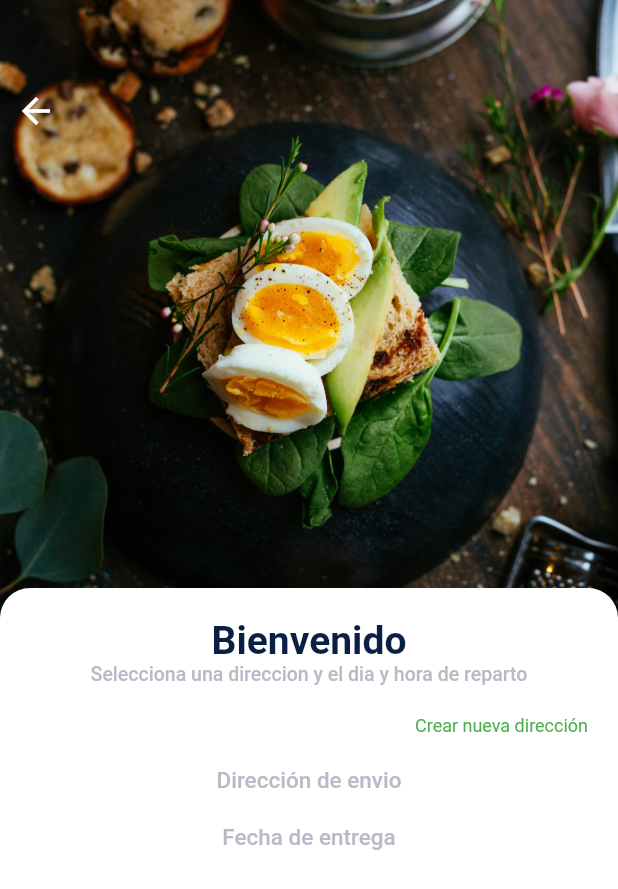
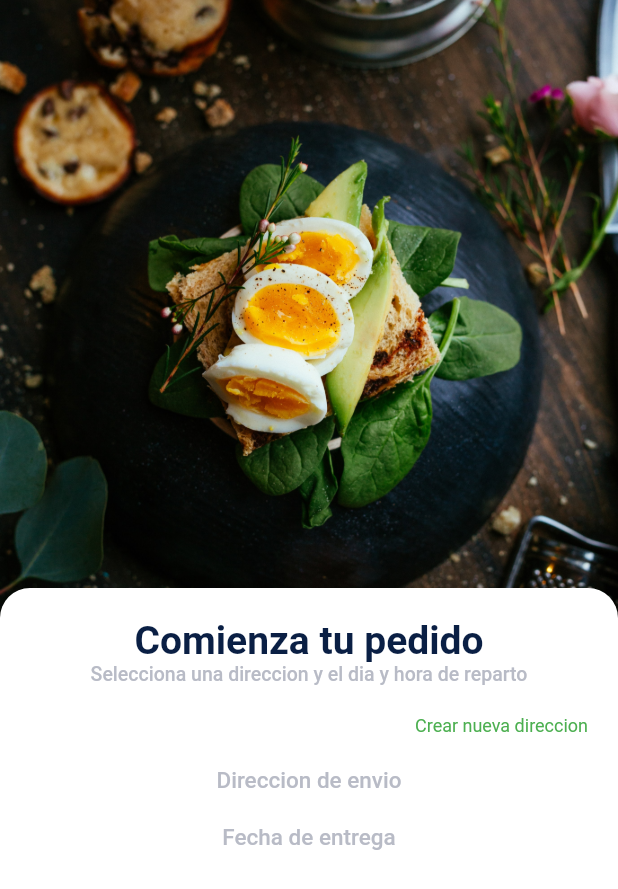
Before and after one commit to firthunsPHP/delibery_app_flutter, a Flutter app: the screen it shows after launch, after a tap on "Entrar", on a phone screen of 412 x 824 dp. Shown: the top 889 px of the screen. Run offline on Flutter 3.47's test engine with Material 2 defaults, Android fonts, the light colour scheme and no system bars; our stand-ins replace form_validator, modal_bottom_sheet, shared_preferences; network calls fail.

Commit message:
sesion clase dia 07/02/2022, corrección de errores.

```diff
--- /dev/null
+++ b/lib/models/direcciones/direccione.dart
@@ -0,0 +1,60 @@
+import 'dart:convert';
+
+import 'municipio.dart';
+import 'provincia.dart';
+
+class Direccion {
+  int? id;
+  String? calle;
+  String? numero;
+  String? puertaPisoEscalera;
+  int? codPostal;
+  Municipio? municipio;
+  Provincia? provincia;
+
+  Direccion({
+    this.id,
+    this.calle,
+    this.numero,
+    this.puertaPisoEscalera,
+    this.codPostal,
+    this.municipio,
+    this.provincia,
+  });
+
+  factory Direccion.fromMap(Map<String, dynamic> data) => Direccion(
+        id: data['id'] as int?,
+        calle: data['calle'] as String?,
+        numero: data['numero'] as String?,
+        puertaPisoEscalera: data['puertaPisoEscalera'] as String?,
+        codPostal: data['codPostal'] as int?,
+        municipio: data['municipio'] == null
+            ? null
+            : Municipio.fromMap(data['municipio'] as Map<String, dynamic>),
+        provincia: data['provincia'] == null
+            ? null
+            : Provincia.fromMap(data['provincia'] as Map<String, dynamic>),
+      );
+
+  Map<String, dynamic> toMap() => {
+        'id': id,
+        'calle': calle,
+        'numero': numero,
+        'puertaPisoEscalera': puertaPisoEscalera,
+        'codPostal': codPostal,
+        'municipio': municipio?.toMap(),
+        'provincia': provincia?.toMap(),
+      };
+
+  /// `dart:convert`
+  ///
+  /// Parses the string and returns the resulting Json object as [Direccione].
+  factory Direccion.fromJson(String data) {
+    return Direccion.fromMap(json.decode(data) as Map<String, dynamic>);
+  }
+
+  /// `dart:convert`
+  ///
+  /// Converts [Direccion] to a JSON string.
+  String toJson() => json.encode(toMap());
+}
--- a/lib/models/direcciones/direcciones.dart
+++ b/lib/models/direcciones/direcciones.dart
@@ -1,9 +1,10 @@
 import 'dart:convert';
-import 'direccion.dart';
 
-class Direcciones{
+import 'direccione.dart';
 
+class Direcciones {
   List<Direccion>? direcciones;
+
   Direcciones({this.direcciones});
 
   factory Direcciones.fromMap(Map<String, dynamic> data) => Direcciones(
@@ -12,15 +13,19 @@ class Direcciones{
             .toList(),
       );
 
-  Map<String, dynamic> toMap()=>{
+  Map<String, dynamic> toMap() => {
         'direcciones': direcciones?.map((e) => e.toMap()).toList(),
       };
 
+  /// `dart:convert`
+  ///
+  /// Parses the string and returns the resulting Json object as [Direcciones].
   factory Direcciones.fromJson(String data) {
-    return Direcciones.fromMap(jsonDecode(data) as Map<String, dynamic>);
+    return Direcciones.fromMap(json.decode(data) as Map<String, dynamic>);
   }
 
-  String toJson()=> json.encode(toMap());
-
-
+  /// `dart:convert`
+  ///
+  /// Converts [Direcciones] to a JSON string.
+  String toJson() => json.encode(toMap());
 }
--- a/lib/models/direcciones/municipio.dart
+++ b/lib/models/direcciones/municipio.dart
@@ -1,5 +1,30 @@
+import 'dart:convert';
 
-class Municipio{
+class Municipio {
+  int? id;
+  String? municipio;
 
+  Municipio({this.id, this.municipio});
 
+  factory Municipio.fromMap(Map<String, dynamic> data) => Municipio(
+        id: data['id'] as int?,
+        municipio: data['municipio'] as String?,
+      );
+
+  Map<String, dynamic> toMap() => {
+        'id': id,
+        'municipio': municipio,
+      };
+
+  /// `dart:convert`
+  ///
+  /// Parses the string and returns the resulting Json object as [Municipio].
+  factory Municipio.fromJson(String data) {
+    return Municipio.fromMap(json.decode(data) as Map<String, dynamic>);
+  }
+
+  /// `dart:convert`
+  ///
+  /// Converts [Municipio] to a JSON string.
+  String toJson() => json.encode(toMap());
 }
--- a/lib/models/direcciones/provincia.dart
+++ b/lib/models/direcciones/provincia.dart
@@ -1,5 +1,30 @@
+import 'dart:convert';
 
+class Provincia {
+  int? id;
+  String? provincia;
 
-class Provincia{
+  Provincia({this.id, this.provincia});
 
+  factory Provincia.fromMap(Map<String, dynamic> data) => Provincia(
+        id: data['id'] as int?,
+        provincia: data['provincia'] as String?,
+      );
+
+  Map<String, dynamic> toMap() => {
+        'id': id,
+        'provincia': provincia,
+      };
+
+  /// `dart:convert`
+  ///
+  /// Parses the string and returns the resulting Json object as [Provincia].
+  factory Provincia.fromJson(String data) {
+    return Provincia.fromMap(json.decode(data) as Map<String, dynamic>);
+  }
+
+  /// `dart:convert`
+  ///
+  /// Converts [Provincia] to a JSON string.
+  String toJson() => json.encode(toMap());
 }
--- a/lib/models/user_data.dart
+++ b/lib/models/user_data.dart
@@ -1,4 +1,36 @@
+import 'dart:convert';
 
-class User_data{
+class UserData {
+  int? id;
+  String? nombre;
+  String? apellidos;
+  String? telefono;
 
+  UserData({this.id, this.nombre, this.apellidos, this.telefono});
+
+  factory UserData.fromMap(Map<String, dynamic> data) => UserData(
+        id: data['id'] as int?,
+        nombre: data['nombre'] as String?,
+        apellidos: data['apellidos'] as String?,
+        telefono: data['telefono'] as String?,
+      );
+
+  Map<String, dynamic> toMap() => {
+        'id': id,
+        'nombre': nombre,
+        'apellidos': apellidos,
+        'telefono': telefono,
+      };
+
+  /// `dart:convert`
+  ///
+  /// Parses the string and returns the resulting Json object as [UserData].
+  factory UserData.fromJson(String data) {
+    return UserData.fromMap(json.decode(data) as Map<String, dynamic>);
+  }
+
+  /// `dart:convert`
+  ///
+  /// Converts [UserData] to a JSON string.
+  String toJson() => json.encode(toMap());
 }
--- a/lib/pages/comenzar_pedido/comenzar_pedido.dart
+++ b/lib/pages/comenzar_pedido/comenzar_pedido.dart
@@ -1,34 +1,34 @@
-import 'package:delibery_app/Widgets/backButton.dart';
 import 'package:delibery_app/config/colors/colors.dart';
 import 'package:delibery_app/pages/comenzar_pedido/provider/direcciones_provider.dart';
+
+import 'package:flutter/cupertino.dart';
 import 'package:flutter/material.dart';
 import 'package:flutter/services.dart';
+import 'package:modal_bottom_sheet/modal_bottom_sheet.dart';
+
 import 'package:provider/provider.dart';
 
-import 'modales/Add_direccion.dart';
-
+import 'modales/add_direccion.dart';
 
 class ComenzarPedido extends StatefulWidget {
-  const ComenzarPedido({Key? key}) : super(key: key);
+  ComenzarPedido({Key? key}) : super(key: key);
 
   @override
-  _ComenzarPedidoState createState() => _ComenzarPedidoState();
+  State<ComenzarPedido> createState() => _ComenzarPedidoState();
 }
 
 class _ComenzarPedidoState extends State<ComenzarPedido> {
-
   @override
   void initState() {
     // TODO: implement initState
     super.initState();
-    DireccionesProvider provider = Provider.of<DireccionesProvider>(context, listen: false);
+    DireccionesProvider provider =
+    Provider.of<DireccionesProvider>(context, listen: false);
     provider.getProvincias();
   }
 
-
   @override
   Widget build(BuildContext context) {
-
     var ancho = MediaQuery.of(context).size.width;
     var alto = MediaQuery.of(context).size.height;
 
@@ -49,10 +49,6 @@ class _ComenzarPedidoState extends State<ComenzarPedido> {
                       height: alto * 0.5,
                       fit: BoxFit.cover,
                       image: AssetImage('assets/images/login-fondo.jpeg')),
-                  Container(
-                    child: backButton(Colors.white, context),
-                    margin: EdgeInsets.only(top: 50.0),
-                  )
                 ],
               ),
               Transform.translate(
@@ -68,7 +64,7 @@ class _ComenzarPedidoState extends State<ComenzarPedido> {
                       child: Column(
                         children: [
                           Text(
-                            'Bienvenido',
+                            'Comienza tu pedido',
                             style: TextStyle(
                                 color: Theme.of(context).primaryColor,
                                 fontWeight: FontWeight.bold,
@@ -81,25 +77,23 @@ class _ComenzarPedidoState extends State<ComenzarPedido> {
                                 fontWeight: FontWeight.w500,
                                 fontSize: 13.0),
                           ),
-
                           Container(
                             margin: EdgeInsets.only(top: 20.0),
                             child: Align(
                               alignment: Alignment.centerRight,
                               child: GestureDetector(
                                 onTap: () => {
-                                      showMaterialModalBottonSheet(
-                                        expand: true,
-                                        context: (context) => AddDireccion(),
-                                        builder: builder
+                                  showMaterialModalBottomSheet(
+                                    expand: false,
+                                    context: context,
+                                    builder: (context) => AddDireccion(),
                                   )
                                 },
-                                child: Text('Crear nueva dirección',
+                                child: Text('Crear nueva direccion',
                                     style: TextStyle(
                                         color: Colors.green,
                                         fontWeight: FontWeight.w400,
-                                  fontSize: 12.0)
-                                ),
+                                        fontSize: 12.0)),
                               ),
                             ),
                           ),
@@ -109,20 +103,19 @@ class _ComenzarPedidoState extends State<ComenzarPedido> {
                               mainAxisAlignment: MainAxisAlignment.center,
                               children: [
                                 Text(
-                                  'Dirección de envio',
+                                  'Direccion de envio',
                                   style: TextStyle(
                                       color: gris,
                                       fontWeight: FontWeight.w500,
                                       fontSize: 15.0),
                                 ),
-                               // TODO: consumir con la o la direcciones o un boton para
-                                // seleccionar la direccion desde un modal
-
                               ],
                             ),
                           ),
+                          //TODO: Cosumer con o la direcciones o un boton para
+                          // seleccionar la direccion desde un modal
                           Container(
-                            margin: EdgeInsets.only(top:20),
+                            margin: EdgeInsets.only(top: 20.0),
                             child: Row(
                               mainAxisAlignment: MainAxisAlignment.center,
                               children: [
@@ -130,13 +123,12 @@ class _ComenzarPedidoState extends State<ComenzarPedido> {
                                     style: TextStyle(
                                         color: gris,
                                         fontWeight: FontWeight.w500,
-                                  fontSize: 15.0
-                                ))
+                                        fontSize: 15.0)),
                               ],
                             ),
                           ),
-                          // TODO: consumir con la o la fecha o un boton para
-                          // seleccionar la direccion desde un modal
+                          //TODO: Cosumer con o la fecha o un boton para
+                          // seleccionar la fecha desde un modal
                         ],
                       ),
                     ),
--- a/lib/pages/comenzar_pedido/modales/add_direccion.dart
+++ b/lib/pages/comenzar_pedido/modales/add_direccion.dart
@@ -46,7 +46,7 @@ class _AddDireccionState extends State<AddDireccion> {
                     ],
                   ),
                   _codPostal(),
-                  _addButton(),
+                  // _addButton(),
                 ],
               ))),
       ));
--- a/lib/pages/comenzar_pedido/provider/direcciones_provider.dart
+++ b/lib/pages/comenzar_pedido/provider/direcciones_provider.dart
@@ -1,45 +1,37 @@
+import 'dart:convert';
 
-
-import 'dart:convert';
 
 import 'package:delibery_app/config/api/api_url.dart';
 import 'package:delibery_app/config/preferences/shared_preferences.dart';
+import 'package:delibery_app/models/direcciones/municipio.dart';
 import 'package:delibery_app/models/direcciones/provincia.dart';
 import 'package:flutter/cupertino.dart';
+import 'package:flutter/material.dart';
 import 'package:http/http.dart';
 
-class DireccionesProvider extends ChangeNotifier{
-
-  List<Provincia> provinciaList = [];
-  List<Provincia> municipiosList = [];
+class DireccionesProvider extends ChangeNotifier {
+  List<Provincia> provinciasList = [];
+  List<Municipio> municipiosList = [];
 
   bool loading = false;
 
-
   Future<void> getProvincias() async {
-    if( provinciaList.isEmpty){
+    if (provinciasList.isEmpty) {
       loading = true;
-      notifyListeners();
+      // notifyListeners();
       String token = await UserPreferences().userAccesToken;
-      Response response = await get(Uri.parse(Api.provincias),
-      headers: {
+      Response response = await get(Uri.parse(Api.provincias), headers: {
         'Content-Type': 'application/json',
         'Authorization': 'Bearer $token'
+      });
+      if (response.statusCode == 200) {
+        List<dynamic> jsonList = json.decode(response.body);
+        provinciasList =
+        List<Provincia>.from(jsonList.map((e) => Provincia.fromMap(e)));
+        //notifyListeners();
+        loading = false;
+        //notifyListeners();
       }
-      );
-
-      if( response.statusCode ==200){
-        List<dynamic> jsonList = json.decode(response.body);
-        provinciaList = List<Provincia>.from(jsonList.map((e) => Provincia.fromMap(e)));
-        notifyListeners();
-        loading = false;
-        notifyListeners();
-
-      }
-
-
-
     }
   }
-
 }
--- a/pubspec.yaml
+++ b/pubspec.yaml
@@ -39,7 +39,8 @@ dependencies:
   form_validator: ^1.0.1
   provider: ^6.0.2
   shared_preferences: ^2.0.12
-
+  intl: ^0.17.0
+  modal_bottom_sheet: ^2.0.0
 
 dev_dependencies:
   flutter_test:
```
Also changed, not shown: lib/models/user.dart (+7 -1 lines), pubspec.lock. Lines whose indentation alone changed are shown as unchanged.
